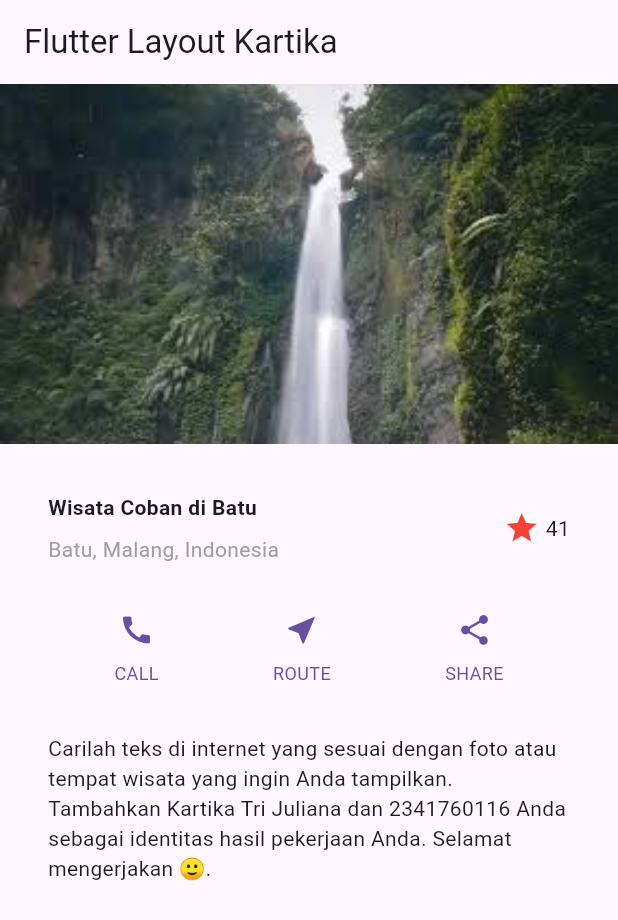
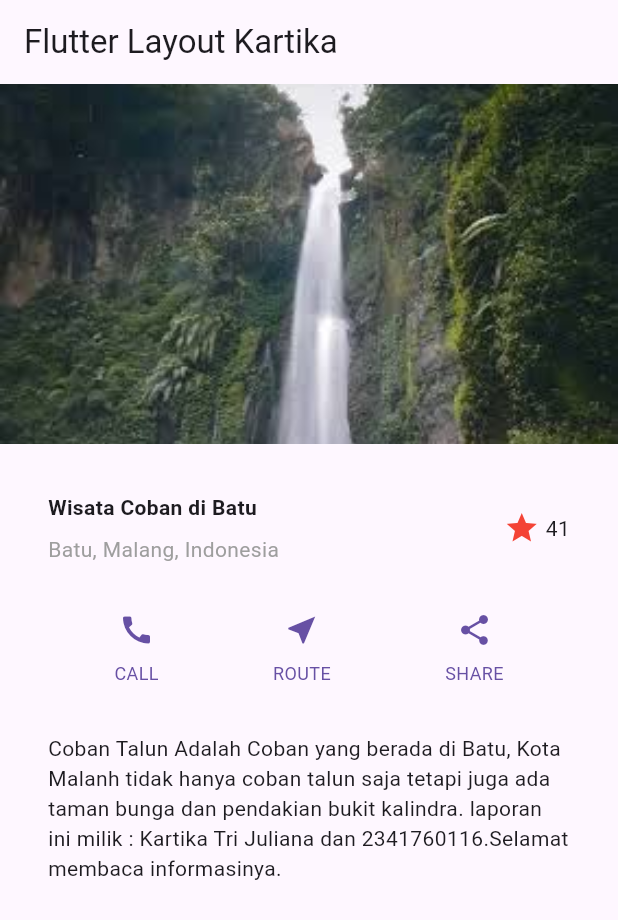
Before and after one commit to kartika3juli15/layout_flutter, a Flutter app: the screen it shows after launch, on a phone screen of 412 x 824 dp. Shown: the top 920 px of the screen. Run offline on Flutter 3.47's test engine with Material 3 defaults, Android fonts, the phone set to English and light mode, and no system bars.

Commit message:
prak 1-4

```diff
--- a/lib/main.dart
+++ b/lib/main.dart
@@ -50,12 +50,11 @@ class MyApp extends StatelessWidget {
     Widget textSection = Container(
       padding: const EdgeInsets.all(32),
       child: const Text(
-        'Carilah teks di internet yang sesuai '
-        'dengan foto atau tempat wisata yang ingin '
-        'Anda tampilkan. '
-        'Tambahkan Kartika Tri Juliana dan 2341760116 Anda sebagai '
-        'identitas hasil pekerjaan Anda. '
-        'Selamat mengerjakan 🙂.',
+        'Coban Talun Adalah Coban yang berada di Batu, Kota Malanh '
+        'tidak hanya coban talun saja tetapi juga ada taman bunga dan '
+        'pendakian bukit kalindra. laporan ini milik : '
+        'Kartika Tri Juliana dan 2341760116.'
+        'Selamat membaca informasinya.',
         softWrap: true,
       ),
     );
```
Also changed, not shown: images/sung.jpg (added).
